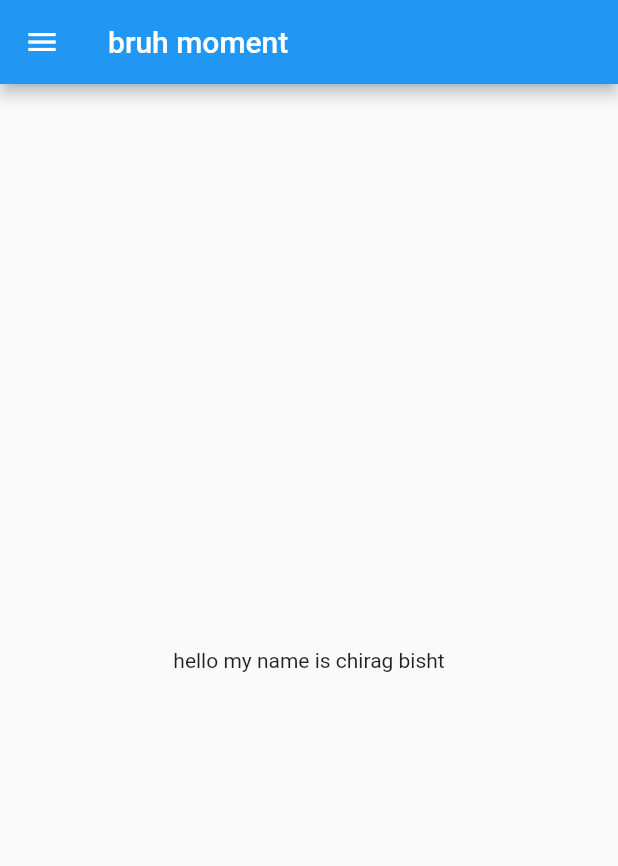
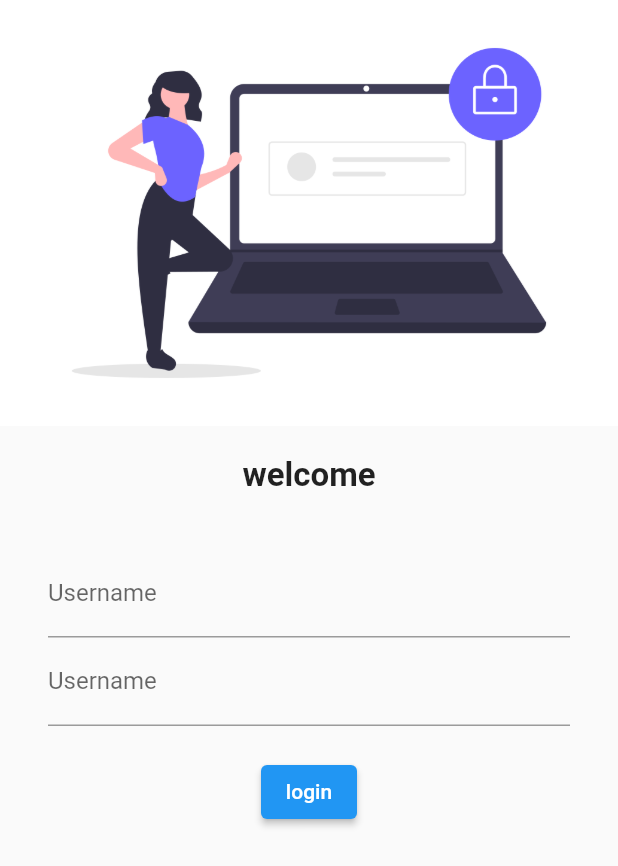
Before and after one commit to Trackonic/flutter, a Flutter app: the screen it shows after launch, on a phone screen of 412 x 824 dp. Shown: the top 866 px of the screen. Run offline on Flutter 3.47's test engine with Material 2 defaults, Android fonts, the phone set to English and light mode, and no system bars; our stand-ins replace google_fonts.

Commit message:
complete day 4

```diff
--- /dev/null
+++ b/lib/Login_page.dart
@@ -0,0 +1,59 @@
+import 'package:flutter/material.dart';
+ class LoginPage extends StatelessWidget {
+
+  @override
+  Widget build(BuildContext context) {
+    return Material(
+
+      child: Column(
+        children: [
+        Image.asset(
+          "assets/images/login_images.png",
+        fit: BoxFit.cover),
+        SizedBox(
+          height: 20.0,
+        )
+        ,Text("welcome",
+        style: TextStyle(
+          fontSize: 22,
+        fontWeight: FontWeight.bold,
+        ),
+        ) ,SizedBox(
+          height: 20.0,
+
+        ),
+
+        Padding(
+          padding: const EdgeInsets.symmetric(vertical: 16.0,horizontal: 32.0),
+          child: Column(children:
+          [
+          TextFormField(decoration: InputDecoration(
+            hintText: " Enter UserName",
+          labelText: "Username" ),),
+          TextFormField(
+            obscureText: true,
+
+            decoration: InputDecoration(
+
+            hintText: " Enter Password",
+          labelText: "Username" )
+          ),
+          SizedBox(
+          height: 20.0,
+
+        ),
+       ElevatedButton(
+        child: Text("login"),
+       style: TextButton.styleFrom(),
+       onPressed: () {
+        print("hi chirag");
+       },
+       ),
+          ]
+          ),
+        ),
+
+      ],)
+    );
+  }
+}
--- a/lib/home.dart
+++ b/lib/home.dart
@@ -9,7 +9,7 @@ class HomePage extends StatelessWidget {
         ),
         body: Center(
     child: Container(
-      child: Text("hello my name is chirag bisht"),
+      child: Text("hello my name is chirag "),
     ),
     ),
     drawer: Drawer(),
--- a/lib/main.dart
+++ b/lib/main.dart
@@ -1,5 +1,7 @@
 import 'package:flutter/material.dart';
 import 'package:flutter_application_2/home.dart';
+import 'package:google_fonts/google_fonts.dart';
+import 'package:flutter_application_2/login_page.dart';
 void main() {
   runApp(MyWidget());
 
@@ -10,8 +12,28 @@ class MyWidget extends StatelessWidget {
   @override
   Widget build(BuildContext context) {
     return MaterialApp(
-      home:HomePage()
+     // home:HomePage(),
+      themeMode: ThemeMode.dark,
+      theme: ThemeData(
+        primarySwatch: Colors.deepPurple,
+        primaryTextTheme: GoogleFonts.latoTextTheme()
+        ,),
+
+
+      darkTheme: ThemeData(
+        brightness: Brightness.light),
+
+        routes:{
+          "/":(context) => LoginPage(),
+          "home":(context) => HomePage(),
+          "/login":(context) => LoginPage(),
+
+        },
+
     );
 
+
+
   }
+
 }
--- a/pubspec.yaml
+++ b/pubspec.yaml
@@ -36,6 +36,7 @@ dependencies:
   # The following adds the Cupertino Icons font to your application.
   # Use with the CupertinoIcons class for iOS style icons.
   cupertino_icons: ^1.0.2
+  google_fonts: ^5.1.0
 
 dev_dependencies:
   flutter_test:
@@ -60,8 +61,8 @@ flutter:
   uses-material-design: true
 
   # To add assets to your application, add an assets section, like this:
-  # assets:
-  #   - images/a_dot_burr.jpeg
+  assets:
+    - assets/images/login_images.png
   #   - images/a_dot_ham.jpeg
 
   # An image asset can refer to one or more resolution-specific "variants", see
```
Also changed, not shown: assets/images/login_images.png (added), pubspec.lock, 2 other files.
